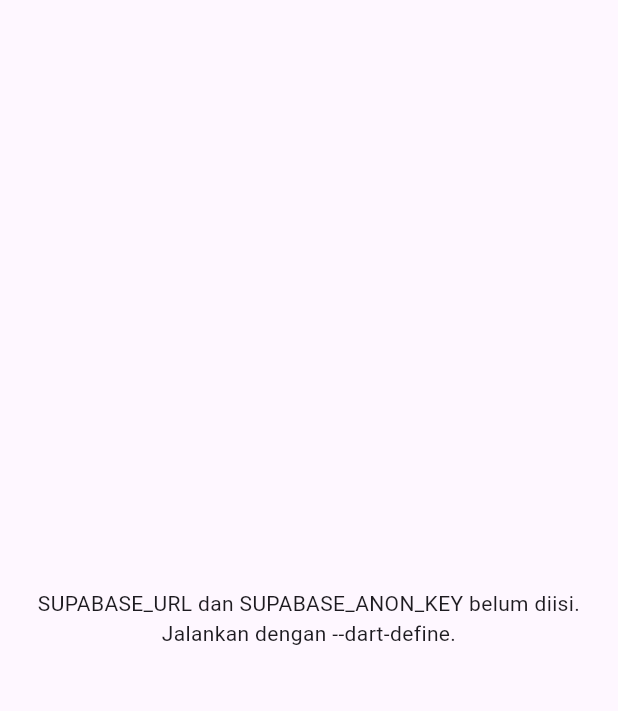
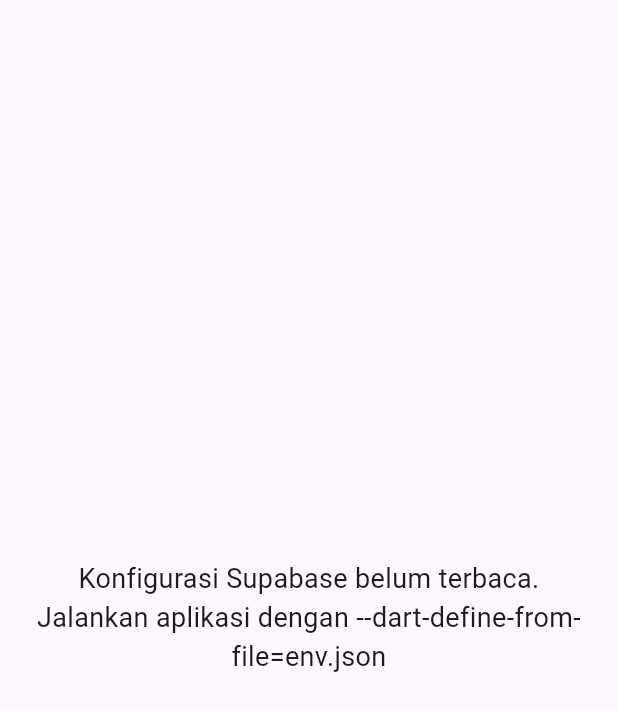
Before and after one commit to awfajri/asaWicara, a Flutter app: the screen it shows after launch, on a phone screen of 412 x 824 dp. Shown: the top 711 px of the screen. Run offline on Flutter 3.47's test engine with Material 3 defaults, Android fonts, the phone set to English and light mode, and no system bars; our stand-ins replace equatable, flutter_bloc, go_router, google_fonts, supabase_flutter; accounts and stored records are empty.

Commit message:
feat(auth): enhance Supabase configuration handling and update error message

```diff
--- a/lib/main.dart
+++ b/lib/main.dart
@@ -6,18 +6,26 @@ import 'app/app.dart';
 import 'app/di/app_dependencies.dart';
 
 const _supabaseUrl = String.fromEnvironment('SUPABASE_URL');
+const _supabasePublishableKey = String.fromEnvironment(
+  'SUPABASE_PUBLISHABLE_KEY',
+);
 const _supabaseAnonKey = String.fromEnvironment('SUPABASE_ANON_KEY');
+
+String get _effectiveSupabaseKey => _supabasePublishableKey.isNotEmpty
+    ? _supabasePublishableKey
+    : _supabaseAnonKey;
 
 Future<void> main() async {
   WidgetsFlutterBinding.ensureInitialized();
 
-  if (_supabaseUrl.isEmpty || _supabaseAnonKey.isEmpty) {
+  final supabaseKey = _effectiveSupabaseKey;
+  if (_supabaseUrl.isEmpty || supabaseKey.isEmpty) {
     runApp(const _MissingConfigApp());
     return;
   }
 
   await initializeDateFormatting('id_ID');
-  await Supabase.initialize(url: _supabaseUrl, publishableKey: _supabaseAnonKey);
+  await Supabase.initialize(url: _supabaseUrl, publishableKey: supabaseKey);
 
   runApp(AsaWicaraApp(dependencies: AppDependencies.create()));
 }
@@ -28,14 +36,16 @@ class _MissingConfigApp extends StatelessWidget {
   @override
   Widget build(BuildContext context) {
     return const MaterialApp(
+      debugShowCheckedModeBanner: false,
       home: Scaffold(
         body: Padding(
           padding: EdgeInsets.all(24),
           child: Center(
             child: Text(
-              'SUPABASE_URL dan SUPABASE_ANON_KEY belum diisi.\n'
-              'Jalankan dengan --dart-define.',
+              'Konfigurasi Supabase belum terbaca.\n'
+              'Jalankan aplikasi dengan --dart-define-from-file=env.json',
               textAlign: TextAlign.center,
+              style: TextStyle(fontSize: 18),
             ),
           ),
         ),
```
Also changed, not shown: 1 other file.
